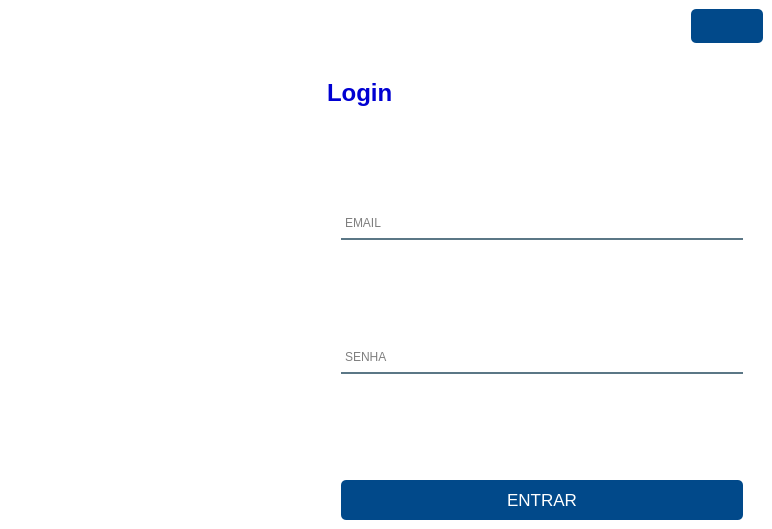
Qt form App/view/ui/Login.ui (Senac-SOR-ADS/Mapa-de-Sala) before a commit.
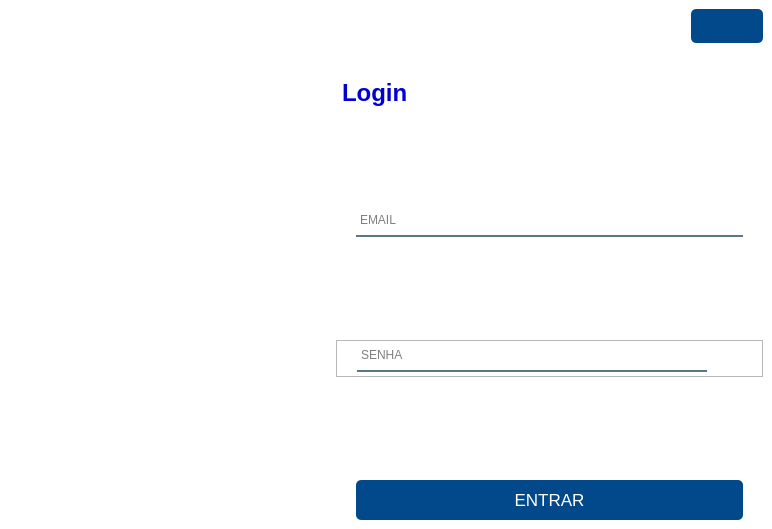
The same form after that commit. Icons and pictures are not drawn.

Commit message:
adicionando funcionalidade de ocultar e visualizar senhas  (#193)
* adicionando botão para alterar visibilidade da senhas

* arrumando um erro de inversão na senha e mudando a cor do titulo

* colocando no if a comparação mais exata da senha com echoMode

Patch:
```diff
--- a/App/view/ui/Login.ui
+++ b/App/view/ui/Login.ui
@@ -114,6 +114,11 @@
 #loginLabel {
 	color:rgb(0,0,210);
 }
+
+#btnMostrarSenha {
+	background-color: transparent;
+color: #000000;
+}
 </string>
   </property>
   <layout class="QHBoxLayout" name="horizontalLayout">
@@ -151,7 +156,7 @@
        <widget class="QWidget" name="imgLogin" native="true">
         <property name="minimumSize">
          <size>
-          <width>294</width>
+          <width>321</width>
           <height>0</height>
          </size>
         </property>
@@ -319,7 +324,37 @@
           </spacer>
          </item>
          <item>
+          <widget class="QFrame" name="frame">
+           <property name="frameShape">
+            <enum>QFrame::StyledPanel</enum>
+           </property>
+           <property name="frameShadow">
+            <enum>QFrame::Raised</enum>
+           </property>
+           <layout class="QHBoxLayout" name="horizontalLayout_3">
+            <property name="spacing">
+             <number>0</number>
+            </property>
+            <property name="leftMargin">
+             <number>0</number>
+            </property>
+            <property name="topMargin">
+             <number>0</number>
+            </property>
+            <property name="rightMargin">
+             <number>0</number>
+            </property>
+            <property name="bottomMargin">
+             <number>0</number>
+            </property>
+            <item>
           <widget class="QLineEdit" name="inputSenha">
+              <property name="maximumSize">
+               <size>
+                <width>400</width>
+                <height>16777215</height>
+               </size>
+              </property>
            <property name="font">
             <font>
              <pointsize>9</pointsize>
@@ -334,6 +369,41 @@
           </widget>
          </item>
          <item>
+             <widget class="QPushButton" name="btnMostrarSenha">
+              <property name="minimumSize">
+               <size>
+                <width>35</width>
+                <height>35</height>
+               </size>
+              </property>
+              <property name="maximumSize">
+               <size>
+                <width>35</width>
+                <height>35</height>
+               </size>
+              </property>
+              <property name="cursor">
+               <cursorShape>PointingHandCursor</cursorShape>
+              </property>
+              <property name="text">
+               <string/>
+              </property>
+              <property name="icon">
+               <iconset>
+                <normaloff>icones/iconOlhoAberto.png</normaloff>icones/iconOlhoAberto.png</iconset>
+              </property>
+              <property name="iconSize">
+               <size>
+                <width>35</width>
+                <height>35</height>
+               </size>
+              </property>
+             </widget>
+            </item>
+           </layout>
+          </widget>
+         </item>
+         <item>
           <spacer name="verticalSpacer">
            <property name="orientation">
             <enum>Qt::Vertical</enum>
```
Left out of the diff: 1 changed line with no effect on the pictures. Lines whose indentation alone changed are shown as unchanged. The commit also changes 7 other files.
